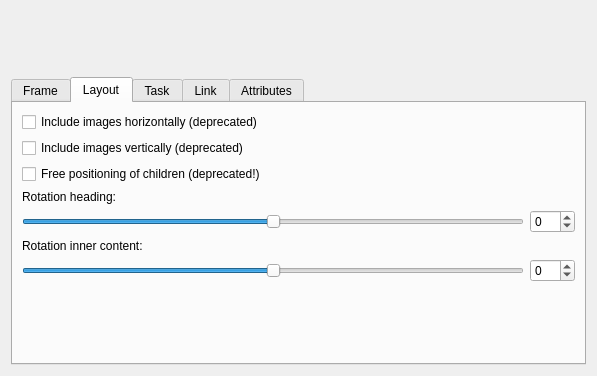
The window that forms/branchpropeditor.ui (insilmaril/vym) describes before a commit, drawn with Qt 5.
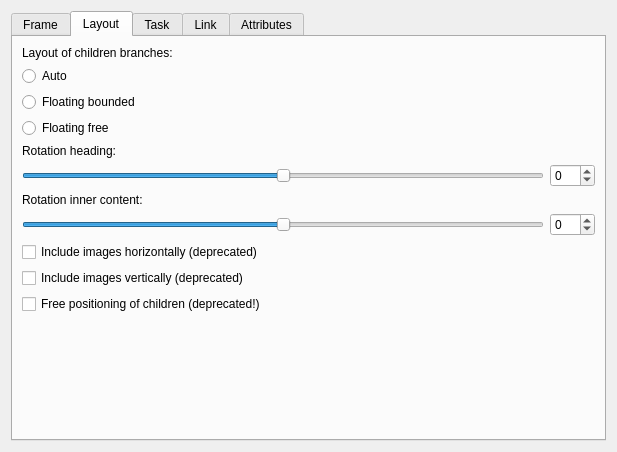
The same window after the commit. The open tabs and pages were chosen to show the change.

Commit message: Preliminary fix of layout of mapcenters

```diff
--- a/forms/branchpropeditor.ui
+++ b/forms/branchpropeditor.ui
@@ -6,8 +6,8 @@
    <rect>
     <x>0</x>
     <y>0</y>
-    <width>597</width>
-    <height>376</height>
+    <width>617</width>
+    <height>452</height>
    </rect>
   </property>
   <property name="sizePolicy">
@@ -20,19 +20,6 @@
    <string>Branch Property Editor</string>
   </property>
   <layout class="QVBoxLayout">
-   <item>
-    <spacer name="verticalSpacer">
-     <property name="orientation">
-      <enum>Qt::Vertical</enum>
-     </property>
-     <property name="sizeHint" stdset="0">
-      <size>
-       <width>20</width>
-       <height>40</height>
-      </size>
-     </property>
-    </spacer>
-   </item>
    <item>
     <widget class="QTabWidget" name="tabWidget">
      <property name="currentIndex">
@@ -273,27 +260,34 @@
       <attribute name="title">
        <string>Layout</string>
       </attribute>
-      <layout class="QVBoxLayout" name="verticalLayout_2">
+      <layout class="QVBoxLayout" name="verticalLayout_5">
        <item>
-        <layout class="QVBoxLayout">
+        <layout class="QVBoxLayout" name="verticalLayout_2">
          <item>
-          <widget class="QCheckBox" name="incImgHor">
+          <widget class="QLabel" name="branchesLayoutLabel">
            <property name="text">
-            <string>Include images horizontally (deprecated)</string>
+            <string>Layout of children branches:</string>
            </property>
           </widget>
          </item>
          <item>
-          <widget class="QCheckBox" name="incImgVer">
+          <widget class="QRadioButton" name="branchesLayoutFreeButton">
            <property name="text">
-            <string>Include images vertically (deprecated)</string>
+            <string>Auto</string>
            </property>
           </widget>
          </item>
          <item>
-          <widget class="QCheckBox" name="childrenFreePositioning">
+          <widget class="QRadioButton" name="branchesLayoutBoundedButton">
            <property name="text">
-            <string>Free positioning of children (deprecated!)</string>
+            <string>Floating bounded</string>
+           </property>
+          </widget>
+         </item>
+         <item>
+          <widget class="QRadioButton" name="branchesLayouAutoButton">
+           <property name="text">
+            <string>Floating free</string>
            </property>
           </widget>
          </item>
@@ -376,6 +370,31 @@
          </item>
         </layout>
        </item>
+       <item>
+        <layout class="QVBoxLayout" name="deprecated">
+         <item>
+          <widget class="QCheckBox" name="incImgHor">
+           <property name="text">
+            <string>Include images horizontally (deprecated)</string>
+           </property>
+          </widget>
+         </item>
+         <item>
+          <widget class="QCheckBox" name="incImgVer">
+           <property name="text">
+            <string>Include images vertically (deprecated)</string>
+           </property>
+          </widget>
+         </item>
+         <item>
+          <widget class="QCheckBox" name="childrenFreePositioning">
+           <property name="text">
+            <string>Free positioning of children (deprecated!)</string>
+           </property>
+          </widget>
+         </item>
+        </layout>
+       </item>
        <item>
         <spacer>
          <property name="orientation">
```
Left out of the diff: 53 changed lines with no effect on the pictures. The commit also changes 2 other files.
